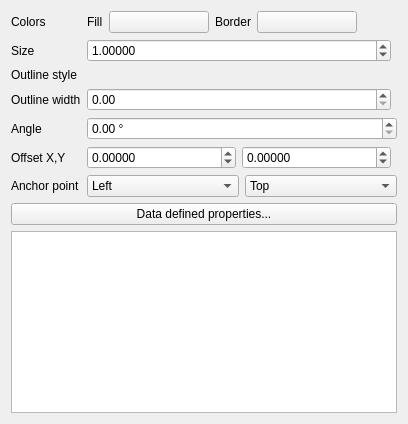
The window that src/ui/symbollayer/widget_simplemarker.ui (qgis/QGIS) describes before a commit, drawn with Qt 5.
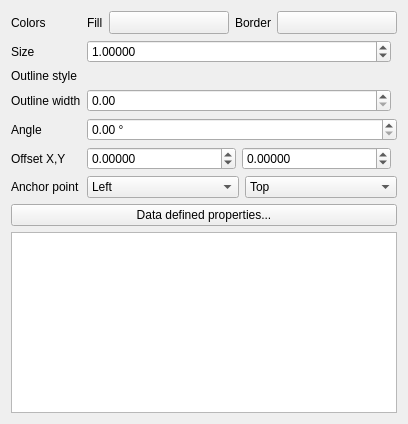
The same window after the commit. Custom widgets are drawn as their Qt base class.

Commit message: Flip all symbology color buttons to QgsColorButtonV2

Diff of the .ui file:
```diff
--- a/src/ui/symbollayer/widget_simplemarker.ui
+++ b/src/ui/symbollayer/widget_simplemarker.ui
@@ -31,16 +31,16 @@
       </widget>
      </item>
      <item>
-      <widget class="QgsColorButton" name="btnChangeColorFill">
+      <widget class="QgsColorButtonV2" name="btnChangeColorFill">
        <property name="minimumSize">
         <size>
-         <width>100</width>
+         <width>120</width>
          <height>0</height>
         </size>
        </property>
        <property name="maximumSize">
         <size>
-         <width>100</width>
+         <width>120</width>
          <height>16777215</height>
         </size>
        </property>
@@ -63,16 +63,16 @@
       </widget>
      </item>
      <item>
-      <widget class="QgsColorButton" name="btnChangeColorBorder">
+      <widget class="QgsColorButtonV2" name="btnChangeColorBorder">
        <property name="minimumSize">
         <size>
-         <width>100</width>
+         <width>120</width>
          <height>0</height>
         </size>
        </property>
        <property name="maximumSize">
         <size>
-         <width>100</width>
+         <width>120</width>
          <height>16777215</height>
         </size>
        </property>
@@ -353,9 +353,9 @@
  </widget>
  <customwidgets>
   <customwidget>
-   <class>QgsColorButton</class>
-   <extends>QPushButton</extends>
-   <header>qgscolorbutton.h</header>
+   <class>QgsColorButtonV2</class>
+   <extends>QToolButton</extends>
+   <header>qgscolorbuttonv2.h</header>
   </customwidget>
   <customwidget>
    <class>QgsUnitSelectionWidget</class>
```
The commit also changes 12 other files.
